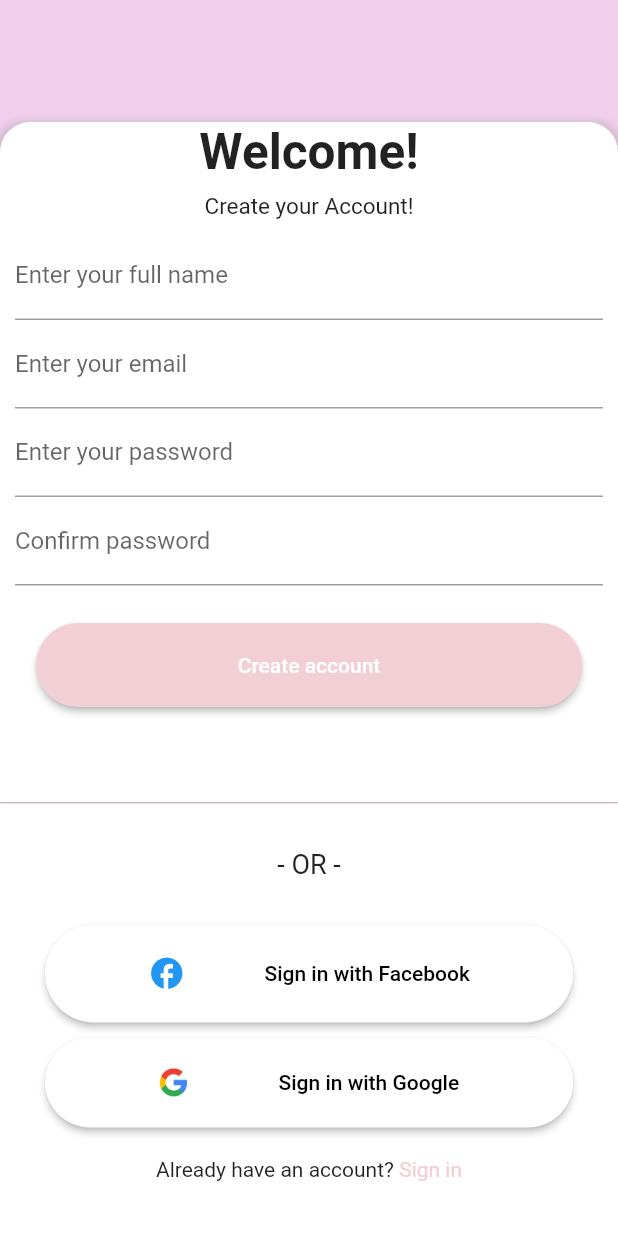
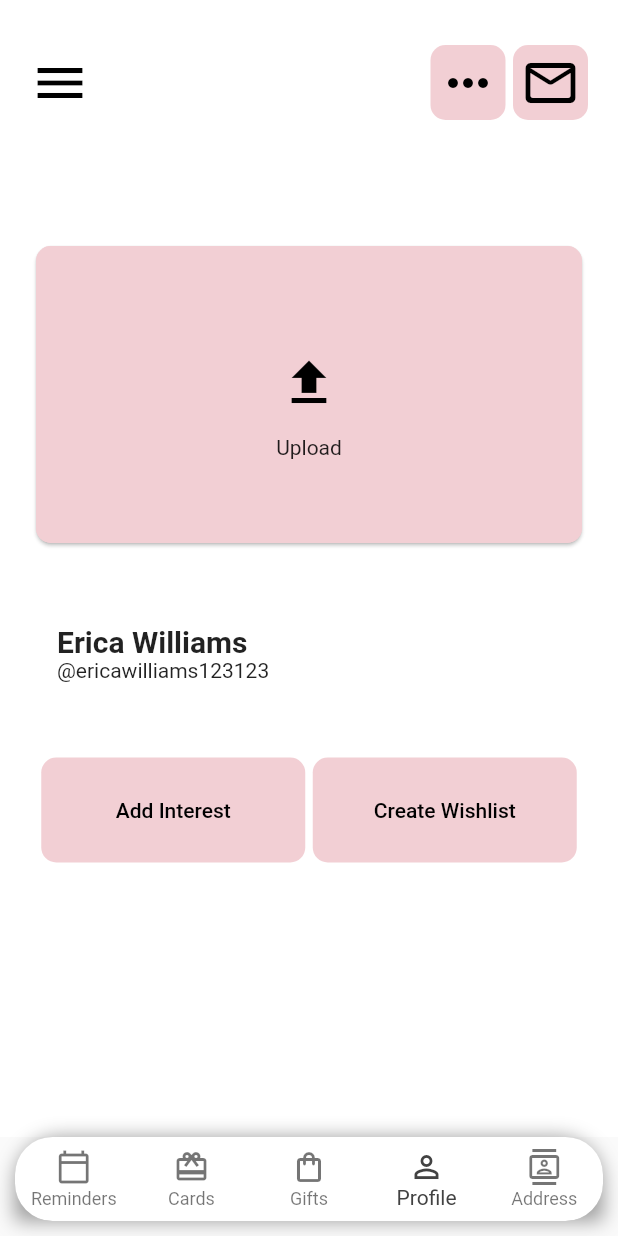
Before and after one commit to alihaider1793/card_club, a Flutter app: the screen it shows after launch, after a tap on "Let's Start", on a phone screen of 412 x 824 dp. Run offline on Flutter 3.47's test engine with Material 2 defaults, Android fonts, the phone set to English and light mode, and no system bars; our stand-ins replace flutter_datetime_picker, google_sign_in, pin_code_fields, syncfusion_flutter_datepicker.

Commit message:
profile page design complete

```diff
--- a/lib/main.dart
+++ b/lib/main.dart
@@ -1,4 +1,5 @@
 import 'package:card_club/pages/signup.dart';
+import 'package:card_club/pages/tabs.dart';
 import 'package:flutter/material.dart';
 
 void main() {
@@ -91,7 +92,7 @@ class _MyHomePageState extends State<MyHomePage> {
                           Navigator.push(
                             context,
                             MaterialPageRoute(
-                              builder: (context) => Signup(),
+                              builder: (context) => TabBarController(),
                             ),
                           );
                         },
--- /dev/null
+++ b/lib/pages/profile.dart
@@ -0,0 +1,228 @@
+import 'package:card_club/pages/delivery_option.dart';
+import 'package:flutter/material.dart';
+
+class Profile extends StatefulWidget {
+  const Profile({Key? key}) : super(key: key);
+
+  @override
+  _ProfileState createState() => _ProfileState();
+}
+
+class _ProfileState extends State<Profile> {
+  String _date = "01/01/2000";
+  String _time = "00:00:00";
+
+  @override
+  void initState() {
+    super.initState();
+  }
+
+  @override
+  Widget build(BuildContext context) {
+    return Scaffold(
+      backgroundColor: Colors.white,
+      body: SingleChildScrollView(
+        child: SafeArea(
+          child: Container(
+            padding: const EdgeInsets.fromLTRB(20, 0, 20, 20),
+            child: Column(
+              crossAxisAlignment: CrossAxisAlignment.start,
+              children: [
+                const SizedBox(height: 30),
+                Row(
+                  mainAxisAlignment: MainAxisAlignment.spaceBetween,
+                  children: [
+                    Icon(
+                      Icons.menu,
+                      color: Colors.black,
+                      size: 40,
+                    ),
+                    Row(
+                      children: [
+                        Container(
+                          decoration: BoxDecoration(
+                            borderRadius: BorderRadius.circular(10),
+                            color: const Color(0xFFf2cfd4),
+                          ),
+                          height: 50,
+                          width: 50,
+                          child: Icon(
+                            Icons.more_horiz,
+                            size: 40,
+                            color: Colors.black,
+                          ),
+                        ),
+                        SizedBox(
+                          width: 5,
+                        ),
+                        Container(
+                          decoration: BoxDecoration(
+                            borderRadius: BorderRadius.circular(10),
+                            color: const Color(0xFFf2cfd4),
+                          ),
+                          height: 50,
+                          width: 50,
+                          child: Icon(
+                            Icons.mail_outline_rounded,
+                            size: 40,
+                            color: Colors.black,
+                          ),
+                        ),
+                      ],
+                    )
+                  ],
+                ),
+                const SizedBox(height: 80),
+                Row(
+                  mainAxisSize: MainAxisSize.max,
+                  mainAxisAlignment: MainAxisAlignment.spaceBetween,
+                  children: <Widget>[
+                    SizedBox(
+                      width: MediaQuery.of(context).size.width - 40,
+                      height: MediaQuery.of(context).size.height * 0.25,
+                      child: Card(
+                        shape: RoundedRectangleBorder(
+                          borderRadius: BorderRadius.circular(10),
+                          side: const BorderSide(
+                            color: const Color(0xFFf2cfd4),
+                          ),
+                        ),
+                        child: SizedBox(
+                          height: 50,
+                          child: Row(
+                            mainAxisAlignment: MainAxisAlignment.spaceEvenly,
+                            children: <Widget>[
+                              Container(
+                                color: const Color(0xFFf2cfd4),
+                                child: Column(
+                                  mainAxisAlignment: MainAxisAlignment.center,
+                                  crossAxisAlignment: CrossAxisAlignment.center,
+                                  children: [
+                                    Row(
+                                      children: [
+                                        Container(
+                                          decoration: BoxDecoration(
+                                            borderRadius:
+                                                BorderRadius.circular(10),
+                                            color: const Color(0xFFf2cfd4),
+                                          ),
+                                          height: 70,
+                                          width: 70,
+                                          child: Icon(
+                                            Icons.upload,
+                                            size: 40,
+                                            color: Colors.black,
+                                          ),
+                                        ),
+                                      ],
+                                      mainAxisAlignment:
+                                          MainAxisAlignment.center,
+                                      crossAxisAlignment:
+                                          CrossAxisAlignment.center,
+                                    ),
+                                    Row(
+                                      children: [
+                                        Text('Upload'),
+                                      ],
+                                    )
+                                  ],
+                                ),
+                              )
+                            ],
+                          ),
+                        ),
+                        color: const Color(0xFFf2cfd4),
+                      ),
+                    ),
+                  ],
+                ),
+                const SizedBox(height: 50),
+                Row(
+                  mainAxisAlignment: MainAxisAlignment.start,
+                  children: [
+                    Padding(
+                      padding: const EdgeInsets.only(left: 18.0),
+                      child: Text(
+                        'Erica Williams',
+                        style: TextStyle(
+                          fontSize: 20,
+                          fontWeight: FontWeight.bold,
+                        ),
+                      ),
+                    ),
+                  ],
+                ),
+                Row(
+                  mainAxisAlignment: MainAxisAlignment.start,
+                  children: [
+                    Padding(
+                      padding: const EdgeInsets.only(left: 18.0),
+                      child: Text(
+                        '@ericawilliams123123',
+                      ),
+                    ),
+                  ],
+                ),
+                const SizedBox(height: 50),
+                Row(
+                  mainAxisAlignment: MainAxisAlignment.center,
+                  children: [
+                    SizedBox(
+                      width: MediaQuery.of(context).size.width / 2 - 30,
+                      height: 70,
+                      child: FlatButton(
+                          onPressed: () {
+                            Navigator.push(
+                              context,
+                              MaterialPageRoute(
+                                builder: (context) => DeliveryOption(),
+                              ),
+                            );
+                          },
+                          shape: RoundedRectangleBorder(
+                            borderRadius: BorderRadius.circular(10),
+                          ),
+                          color: const Color(0xFFf2cfd4),
+                          child: const Text(
+                            'Add Interest',
+                            style: TextStyle(
+                              color: Colors.black,
+                            ),
+                          )),
+                    ),
+                    SizedBox(
+                      width: 5,
+                    ),
+                    SizedBox(
+                      width: MediaQuery.of(context).size.width / 2 - 30,
+                      height: 70,
+                      child: FlatButton(
+                          onPressed: () {
+                            Navigator.push(
+                              context,
+                              MaterialPageRoute(
+                                builder: (context) => DeliveryOption(),
+                              ),
+                            );
+                          },
+                          shape: RoundedRectangleBorder(
+                            borderRadius: BorderRadius.circular(10),
+                          ),
+                          color: const Color(0xFFf2cfd4),
+                          child: const Text(
+                            'Create Wishlist',
+                            style: TextStyle(
+                              color: Colors.black,
+                            ),
+                          )),
+                    ),
+                  ],
+                )
+              ],
+            ),
+          ),
+        ),
+      ),
+    );
+  }
+}
--- a/lib/pages/tabs.dart
+++ b/lib/pages/tabs.dart
@@ -1,30 +1,107 @@
+import 'package:card_club/pages/profile.dart';
 import 'package:flutter/material.dart';
 
-class TabBarController extends StatelessWidget {
+class TabBarController extends StatefulWidget {
   const TabBarController({Key? key}) : super(key: key);
 
   @override
+  State<TabBarController> createState() => _TabBarControllerState();
+}
+
+/// This is the private State class that goes with TabBarController.
+class _TabBarControllerState extends State<TabBarController> {
+  int _selectedIndex = 3;
+  static const TextStyle optionStyle =
+      TextStyle(fontSize: 30, fontWeight: FontWeight.bold);
+  static const List<Widget> _widgetOptions = <Widget>[
+    Text(
+      'Index 0: Reminders',
+      style: optionStyle,
+    ),
+    Text(
+      'Index 1: Cards',
+      style: optionStyle,
+    ),
+    Text(
+      'Index 2: Gifts',
+      style: optionStyle,
+    ),
+    Profile(),
+    Text(
+      'Index 4: Address',
+      style: optionStyle,
+    ),
+  ];
+
+  void _onItemTapped(int index) {
+    setState(() {
+      _selectedIndex = index;
+    });
+  }
+
+  @override
   Widget build(BuildContext context) {
-    return MaterialApp(
-      debugShowCheckedModeBanner: false,
-      home: DefaultTabController(
-        length: 3,
-        child: Scaffold(
-          appBar: AppBar(
-            bottom: const TabBar(
-              tabs: [
-                Tab(icon: Icon(Icons.directions_car)),
-                Tab(icon: Icon(Icons.directions_transit)),
-                Tab(icon: Icon(Icons.directions_bike)),
+    return Scaffold(
+      body: Center(
+        child: _widgetOptions.elementAt(_selectedIndex),
+      ),
+      bottomNavigationBar: new Theme(
+        data: Theme.of(context).copyWith(
+            // sets the background color of the `BottomNavigationBar`
+            canvasColor: Colors.white,
+            // sets the active color of the `BottomNavigationBar` if `Brightness` is light
+            primaryColor: Colors.grey[800],
+            textTheme: Theme.of(context).textTheme.copyWith(
+                caption: new TextStyle(
+                    color: Colors
+                        .grey))), // sets the inactive color of the `BottomNavigationBar`
+        child: Padding(
+          padding: const EdgeInsets.only(left: 10.0, right: 10.0, bottom: 10.0),
+          child: Container(
+            decoration: BoxDecoration(
+              borderRadius: BorderRadius.only(
+                  topRight: Radius.circular(30), topLeft: Radius.circular(30)),
+              boxShadow: [
+                BoxShadow(
+                    color: Colors.black38, spreadRadius: 0, blurRadius: 10),
               ],
             ),
-          ),
-          body: const TabBarView(
-            children: [
-              Icon(Icons.directions_car),
-              Icon(Icons.directions_transit),
-              Icon(Icons.directions_bike),
-            ],
+            child: ClipRRect(
+              borderRadius: BorderRadius.only(
+                topLeft: Radius.circular(25.0),
+                topRight: Radius.circular(25.0),
+                bottomRight: Radius.circular(25.0),
+                bottomLeft: Radius.circular(25.0),
+              ),
+              child: BottomNavigationBar(
+                type: BottomNavigationBarType.fixed,
+                items: const <BottomNavigationBarItem>[
+                  BottomNavigationBarItem(
+                    icon: Icon(Icons.calendar_today_outlined),
+                    label: 'Reminders',
+                  ),
+                  BottomNavigationBarItem(
+                    icon: Icon(Icons.card_giftcard_outlined),
+                    label: 'Cards',
+                  ),
+                  BottomNavigationBarItem(
+                    icon: Icon(Icons.shopping_bag_outlined),
+                    label: 'Gifts',
+                  ),
+                  BottomNavigationBarItem(
+                    icon: Icon(Icons.person_outline),
+                    label: 'Profile',
+                  ),
+                  BottomNavigationBarItem(
+                    icon: Icon(Icons.contacts_outlined),
+                    label: 'Address',
+                  ),
+                ],
+                currentIndex: _selectedIndex,
+                selectedItemColor: Colors.grey[800],
+                onTap: _onItemTapped,
+              ),
+            ),
           ),
         ),
       ),
--- a/pubspec.yaml
+++ b/pubspec.yaml
@@ -35,6 +35,7 @@ dependencies:
   intl: ^0.17.0
   flutter_datetime_picker: ^1.5.1
   google_sign_in: ^5.2.1
+  dotted_border: ^2.0.0+1
 
 dev_dependencies:
   flutter_test:
```
Also changed, not shown: lib/pages/edit_card.dart (added, +228 -0 lines), pubspec.lock.
